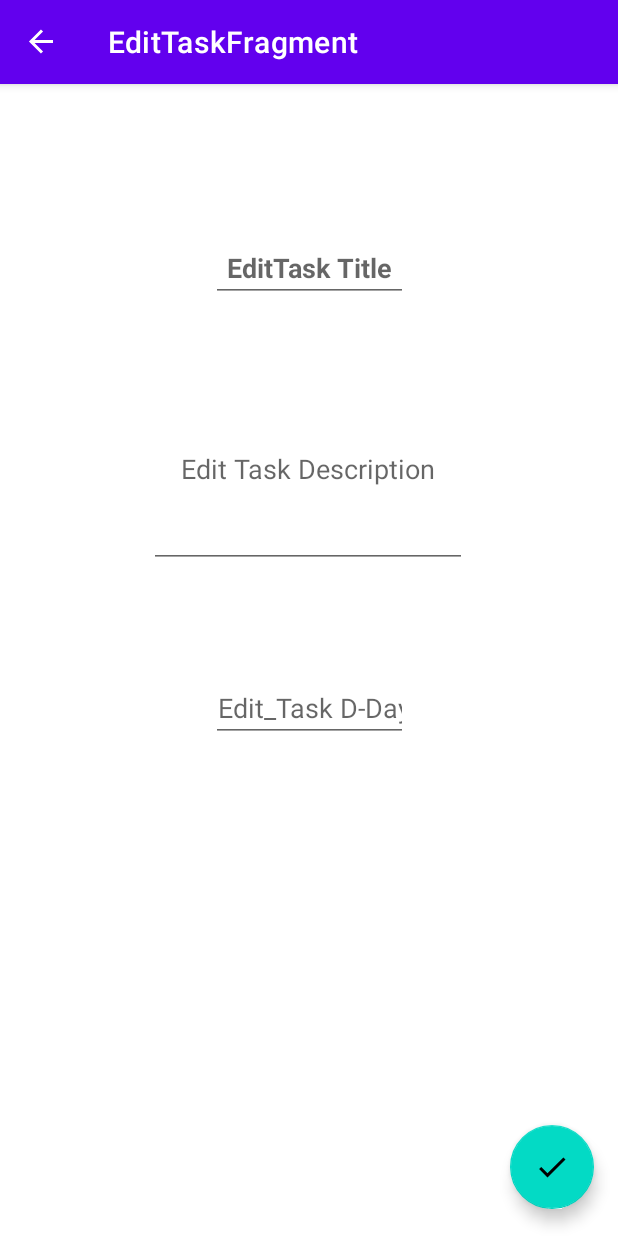
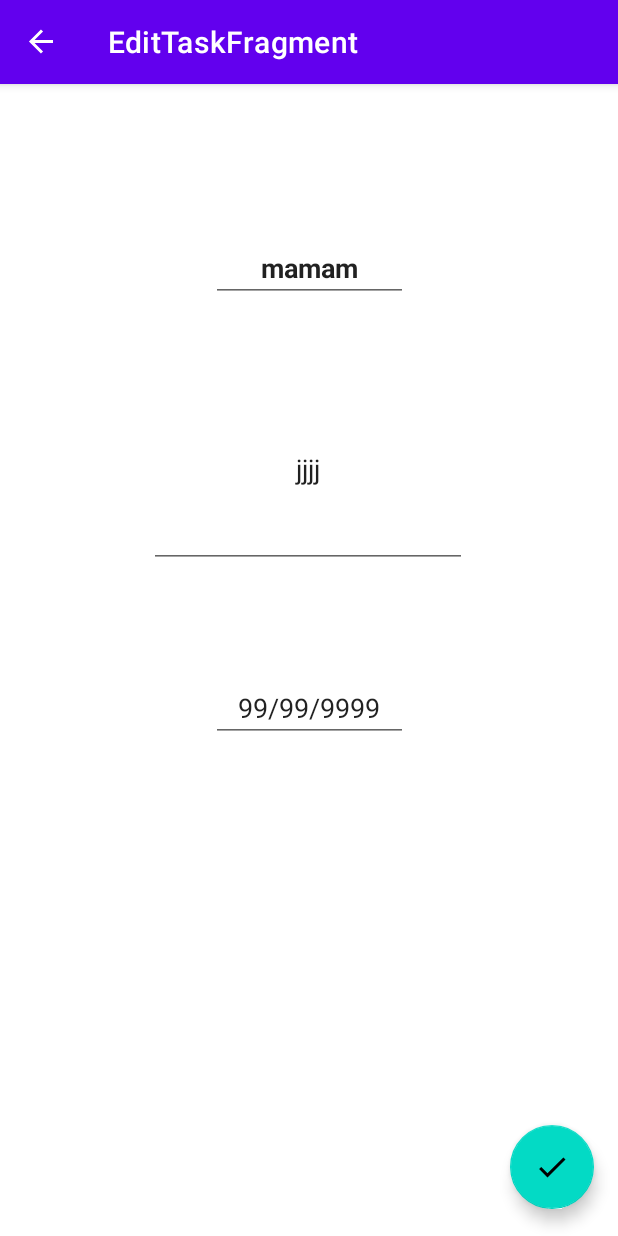
Before and after one commit to NorahAlbaqami/ToDoList, an Android app: the screen it shows after launch (MainActivity), after a tap on an icon or button, on a phone screen of 412 x 824 dp. Run offline under Robolectric (Android 15) with nearby library versions, the phone set to English and light mode, and no system bars; our stand-ins replace data binding, navigation-ui; 1 statement that could not run was skipped.

Commit message:
edit task done

```diff
--- a/app/src/main/java/com/example/todolist/EditTaskFragment.kt
+++ b/app/src/main/java/com/example/todolist/EditTaskFragment.kt
@@ -5,9 +5,16 @@ import androidx.fragment.app.Fragment
 import android.view.LayoutInflater
 import android.view.View
 import android.view.ViewGroup
+import androidx.fragment.app.viewModels
+import androidx.navigation.fragment.findNavController
+import com.example.todolist.databinding.FragmentAddTaskBinding
+import com.example.todolist.databinding.FragmentEditTaskBinding
+import com.example.todolist.model.TaskViewModel
 
 
 class EditTaskFragment : Fragment() {
+    private val viewModel: TaskViewModel by viewModels()
+    private lateinit var binding: FragmentEditTaskBinding
 
     override fun onCreate(savedInstanceState: Bundle?) {
         super.onCreate(savedInstanceState)
@@ -19,8 +26,31 @@ class EditTaskFragment : Fragment() {
         savedInstanceState: Bundle?,
     ): View? {
         // Inflate the layout for this fragment
-        return inflater.inflate(R.layout.fragment_edit_task, container, false)
+        binding = FragmentEditTaskBinding.inflate(inflater, container, false)
+        return binding.root
+    }
+    override fun onViewCreated(view: View, savedInstanceState: Bundle?) {
+        binding.apply {
+            lifecycleOwner = viewLifecycleOwner
+            nora=viewModel
+            editFragment = this@EditTaskFragment
+        }
+        var cindex = 0
+        arguments?.let {
+        cindex=it?.getInt("index")
+        }
+        viewModel.catchTask(cindex)
     }
 
+    fun updateSave(){
+        var cindex = 0
+        arguments?.let {
+            cindex=it?.getInt("index")
+        }
+
+        viewModel.UpdateTask(cindex)
+        findNavController().navigate(R.id.action_editTaskFragment_to_listOfTask)
+
+    }
 
 }
--- a/app/src/main/java/com/example/todolist/adapter/TaskAdapter.kt
+++ b/app/src/main/java/com/example/todolist/adapter/TaskAdapter.kt
@@ -9,7 +9,11 @@ import android.widget.Button
 import android.widget.CheckBox
 import android.widget.TextView
 import androidx.navigation.Navigation
+import androidx.navigation.findNavController
 import androidx.recyclerview.widget.RecyclerView
+import com.example.todolist.EditTaskFragment
+import com.example.todolist.EditTaskFragmentDirections
+import com.example.todolist.ListOfTaskDirections
 import com.example.todolist.R
 import com.example.todolist.data.TaskData
 import com.example.todolist.model.TaskInfo
@@ -27,6 +31,7 @@ class TaskAdapter(val dataSet:MutableList<TaskInfo> , val context: Context):Recy
         val creationD : TextView =ui.findViewById(R.id.create_date)
         val edit :Button=ui.findViewById(R.id.edit_task_button)
         val delete :Button =ui.findViewById(R.id.delete_task_button)
+//        val save :Button=ui.findViewById(R.id.save)
     }
 
     override fun onCreateViewHolder(parent: ViewGroup, viewType: Int): TaskViewHolder {
@@ -50,8 +55,9 @@ class TaskAdapter(val dataSet:MutableList<TaskInfo> , val context: Context):Recy
             }
         }
         holder.edit.setOnClickListener {
-            link :View ->
-            Navigation.findNavController(link).navigate(R.id.action_listOfTask_to_editTaskFragment)
+         var action =ListOfTaskDirections.actionListOfTaskToEditTaskFragment(position)
+         holder.edit.findNavController().navigate(action)
+
         }
 
         holder.delete.setOnClickListener {
@@ -65,6 +71,7 @@ class TaskAdapter(val dataSet:MutableList<TaskInfo> , val context: Context):Recy
                 }
                 .show()
         }
+
     }
 
     override fun getItemCount(): Int {
--- a/app/src/main/java/com/example/todolist/model/TaskViewModel.kt
+++ b/app/src/main/java/com/example/todolist/model/TaskViewModel.kt
@@ -1,17 +1,43 @@
 package com.example.todolist.model
 
+import android.os.Build
 import android.util.Log
+import androidx.annotation.RequiresApi
 import androidx.lifecycle.LiveData
 import androidx.lifecycle.MutableLiveData
 import androidx.lifecycle.ViewModel
 import com.example.todolist.data.TaskData
 import java.time.LocalDate
+import java.time.format.DateTimeFormatter
 
 class TaskViewModel : ViewModel() {
 
      val title = MutableLiveData<String>()
      val description = MutableLiveData<String>()
      val finalDay = MutableLiveData<String>()
+    @RequiresApi(Build.VERSION_CODES.O)
+var formatter = DateTimeFormatter.ofPattern("dd-MM-yyyy")
+
+@RequiresApi(Build.VERSION_CODES.O)
+var TaskDday = LocalDate.parse("12-04-2022", formatter)
+
+@RequiresApi(Build.VERSION_CODES.O)
+var creationDate = LocalDate.parse("15-11-2022", formatter)
+
+
+    //fun to catch the task
+    fun catchTask(index: Int){
+        var item = Tasklist.get(index)
+        title.value = item.TaskTitle
+        description.value = item.TaskDescriptin
+        finalDay.value=item.TaskDday
+
+    }
+    fun UpdateTask(index: Int){
+        Tasklist.set(index,
+            TaskInfo(title.value.toString(),finalDay.value.toString(),false, description.value.toString(), "Today"))
+
+    }
 
 
 
--- a/app/src/main/res/layout/fragment_edit_task.xml
+++ b/app/src/main/res/layout/fragment_edit_task.xml
@@ -4,7 +4,12 @@
     xmlns:app="http://schemas.android.com/apk/res-auto">
 
     <data>
-
+        <variable
+            name="nora"
+            type="com.example.todolist.model.TaskViewModel" />
+        <variable
+            name="editFragment"
+            type="com.example.todolist.EditTaskFragment" />
     </data>
 
     <androidx.constraintlayout.widget.ConstraintLayout
@@ -20,6 +25,7 @@
             android:textAlignment="center"
             android:hint="EditTask Title"
             android:textStyle="bold"
+            android:text="@={nora.title}"
             app:layout_constraintBottom_toBottomOf="parent"
             app:layout_constraintEnd_toEndOf="parent"
             app:layout_constraintStart_toStartOf="parent"
@@ -31,6 +37,7 @@
             android:layout_width="212dp"
             android:layout_height="131dp"
             android:hint="Edit Task Description"
+            android:text="@={nora.description}"
             android:textAlignment="center"
             app:layout_constraintBottom_toBottomOf="parent"
             app:layout_constraintEnd_toEndOf="parent"
@@ -47,6 +54,7 @@
             android:hint="Edit_Task D-Day"
             android:textAlignment="center"
             android:inputType="date"
+            android:text="@={nora.finalDay}"
             app:layout_constraintBottom_toBottomOf="parent"
             app:layout_constraintEnd_toEndOf="parent"
             app:layout_constraintStart_toStartOf="parent"
@@ -55,12 +63,12 @@
             app:layout_constraintVertical_bias="0.183" />
 
         <com.google.android.material.floatingactionbutton.FloatingActionButton
-            android:id="@+id/edit_task_button"
+            android:id="@+id/save"
             android:layout_width="wrap_content"
             android:layout_height="wrap_content"
             android:layout_gravity="bottom|right"
             android:layout_margin="16dp"
-
+            android:onClick="@{()-> editFragment.updateSave()}"
             app:layout_constraintBottom_toBottomOf="parent"
             app:layout_constraintEnd_toEndOf="parent"
             app:layout_constraintHorizontal_bias="1.0"
--- a/app/src/main/res/navigation/nav_graph.xml
+++ b/app/src/main/res/navigation/nav_graph.xml
@@ -16,6 +16,10 @@
         <action
             android:id="@+id/action_listOfTask_to_editTaskFragment"
             app:destination="@id/editTaskFragment" />
+        <argument
+            android:name="index"
+            app:argType="integer" />
+
     </fragment>
     <fragment
         android:id="@+id/addTaskFragment"
@@ -29,5 +33,12 @@
     <fragment
         android:id="@+id/editTaskFragment"
         android:name="com.example.todolist.EditTaskFragment"
-        android:label="EditTaskFragment" />
+        android:label="EditTaskFragment" >
+        <action
+            android:id="@+id/action_editTaskFragment_to_listOfTask"
+            app:destination="@id/listOfTask" />
+        <argument
+            android:name="index"
+            app:argType="integer" />
+    </fragment>
 </navigation>
```
Also changed, not shown: app/src/main/java/com/example/todolist/AddTaskFragment.kt (+12 -5 lines), app/src/main/java/com/example/todolist/model/ListOfTask.kt (+1 -8 lines), app/src/main/res/layout/fragment_add_task.xml (+6 -1 lines).
